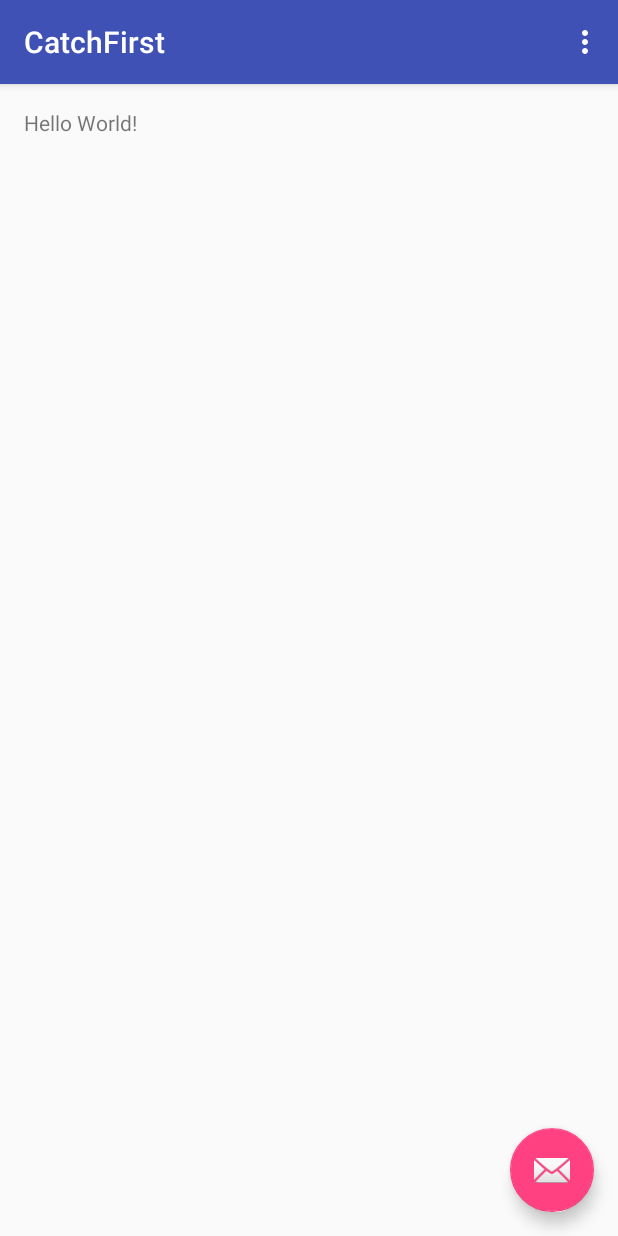
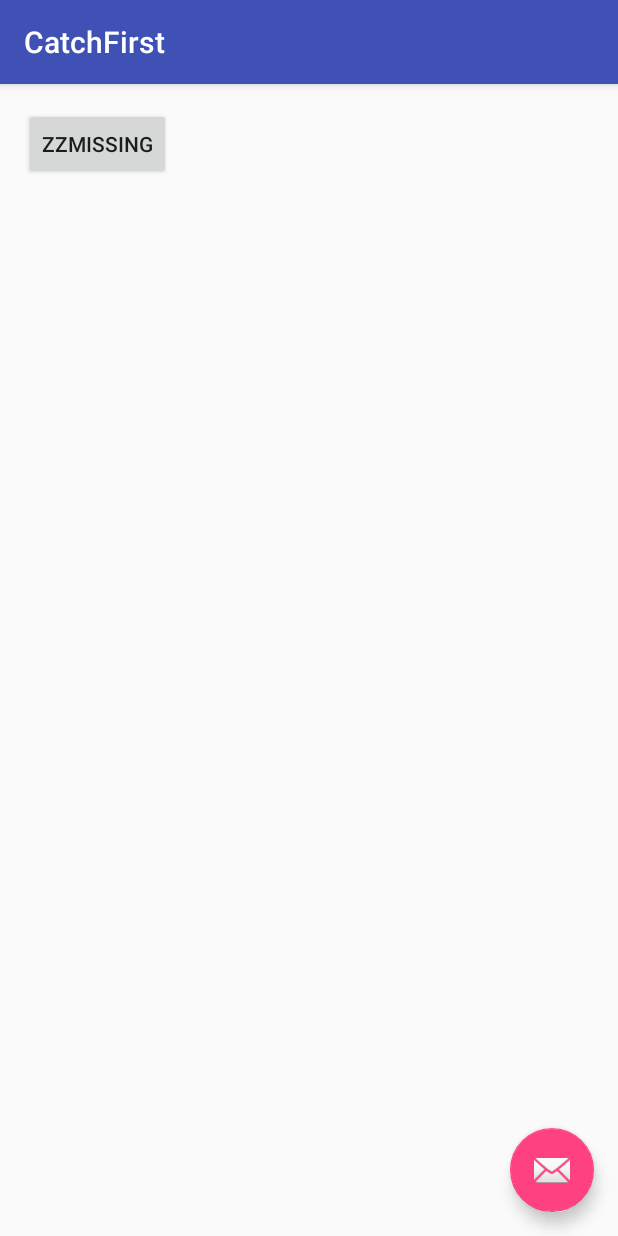
Before and after one commit to aselims/CatchFirst, an Android app: the screen it shows after launch (MainActivity), on a phone screen of 412 x 824 dp. Run offline under Robolectric (Android 15) with nearby library versions, the phone set to English and light mode, and no system bars.

Commit message:
permissions discovery distance

```diff
--- a/app/build.gradle
+++ b/app/build.gradle
@@ -6,8 +6,8 @@
 
     defaultConfig {
         applicationId "com.catchfirst.catchfirst"
-        minSdkVersion 23
-        targetSdkVersion 23
+        minSdkVersion 21
+        targetSdkVersion 21
         versionCode 1
         versionName "1.0"
     }
--- a/app/src/main/java/com/catchfirst/catchfirst/MainActivity.java
+++ b/app/src/main/java/com/catchfirst/catchfirst/MainActivity.java
@@ -1,15 +1,47 @@
 package com.catchfirst.catchfirst;
 
+import android.bluetooth.BluetoothAdapter;
+import android.bluetooth.BluetoothManager;
+import android.bluetooth.le.BluetoothLeScanner;
+import android.bluetooth.le.ScanCallback;
+import android.bluetooth.le.ScanFilter;
+import android.bluetooth.le.ScanResult;
+import android.bluetooth.le.ScanSettings;
 import android.os.Bundle;
+import android.os.ParcelUuid;
+import android.speech.tts.TextToSpeech;
 import android.support.design.widget.FloatingActionButton;
 import android.support.design.widget.Snackbar;
 import android.support.v7.app.AppCompatActivity;
 import android.support.v7.widget.Toolbar;
+import android.util.Log;
 import android.view.View;
 import android.view.Menu;
 import android.view.MenuItem;
+import android.widget.TextView;
+
+import java.util.ArrayList;
+import java.util.List;
+import java.util.Locale;
 
 public class MainActivity extends AppCompatActivity {
+
+    private static final String TAG = "BEACON";
+    private BluetoothManager bluetoothManager;
+    private BluetoothAdapter bluetoothAdapter;
+    private BluetoothLeScanner bluetoothLeScanner;
+    private TextView distanceTV;
+
+    private TextToSpeech textToSpeech;
+
+    // The Eddystone Service UUID, 0xFEAA.
+    private static final ParcelUuid EDDYSTONE_SERVICE_UUID = ParcelUuid.fromString("0000FEAA-0000-1000-8000-00805F9B34FB");
+
+    // Eddystone frame types
+    private static final byte TYPE_UID = 0x00;
+    private static final byte TYPE_URL = 0x10;
+    private static final byte TYPE_TLM = 0x20;
+
 
     @Override
     protected void onCreate(Bundle savedInstanceState) {
@@ -18,35 +50,106 @@
         Toolbar toolbar = (Toolbar) findViewById(R.id.toolbar);
         setSupportActionBar(toolbar);
 
-        FloatingActionButton fab = (FloatingActionButton) findViewById(R.id.fab);
-        fab.setOnClickListener(new View.OnClickListener() {
+        textToSpeech = new TextToSpeech(getApplicationContext(), new TextToSpeech.OnInitListener() {
+            @Override
+            public void onInit(int status) {
+                if (status != TextToSpeech.ERROR) {
+                    textToSpeech.setLanguage(Locale.UK);
+                }
+            }
+        });
+
+        distanceTV = (TextView) findViewById(R.id.tv_distance);
+
+
+        bluetoothManager = (BluetoothManager) getSystemService(BLUETOOTH_SERVICE);
+        bluetoothAdapter = bluetoothManager.getAdapter();
+        bluetoothLeScanner = bluetoothAdapter.getBluetoothLeScanner();
+
+        //various nice parameters but requires API23
+        ScanSettings settings = new ScanSettings.Builder()
+                .setScanMode(ScanSettings.SCAN_MODE_BALANCED)
+                .build();
+
+
+        //UUID F9:82:48:1C:E5:D7
+        //URL D7:C0:EF:57:4E:07
+        List<ScanFilter> filters = new ArrayList<ScanFilter>();
+        filters.add(
+                new ScanFilter.Builder()
+                        .setServiceUuid(EDDYSTONE_SERVICE_UUID)
+                        .build());
+
+        final ScanCallback scanCallback = new ScanCallback() {
+            @Override
+            public void onScanResult(int callbackType, ScanResult result) {
+                super.onScanResult(callbackType, result);
+
+                byte[] data = result.getScanRecord().getServiceData(EDDYSTONE_SERVICE_UUID);
+                if (data == null)
+                    return;
+
+                 /*
+                byte frameType = data[0];
+                if (frameType != TYPE_UID)
+                    return;
+
+                String namespace = new BigInteger(1, Arrays.copyOfRange(data, 2, 12)).toString(16);
+                String instance = new BigInteger(1, Arrays.copyOfRange(data, 12, 18)).toString(16);
+
+                if (!(namespace + instance).equals("edd1ebeac04e5defa017" + "c5612a8cc253"))
+                    return;
+*/
+
+                //Received signal strength indication
+                int rssi;
+                int txPower;
+                double distance;
+                String deviceAddress = result.getDevice().getAddress();
+                if (deviceAddress.equals("F9:82:48:1C:E5:D7")) {
+                    Log.i(TAG, String.valueOf(result.getRssi()));
+                    rssi = result.getRssi();
+
+                    txPower = data[1];
+                    // pathLoss = (txPower at 0m - rssi);
+                    distance = Math.pow(10, ((txPower - rssi) - 41) / 20.0);
+                    // because rssi is unstable, usually  only proximity zones are used:
+                    // - immediate (very close to the beacon)
+                    // - near (about 1-3 m from the beacon)
+                    // - far (further away or the signal is fluctuating too much to make a better estimate)
+                    // - unknown
+                    Log.i("distance", String.format("%.2fm", distance));
+                    distanceTV.setText(String.format("%.2fm", distance));
+
+                    if (distance > 4) {
+                        if (!textToSpeech.isSpeaking()) {
+                            textToSpeech.speak("Don't forget your belongings!", TextToSpeech.QUEUE_FLUSH, null, null);
+                        }
+                    }
+
+
+                }
+
+            }
+
+            @Override
+            public void onScanFailed(int errorCode) {
+                super.onScanFailed(errorCode);
+            }
+        };
+
+        bluetoothLeScanner.startScan(filters, settings, scanCallback);
+
+        findViewById(R.id.btn_stop_scan).setOnClickListener(new View.OnClickListener() {
             @Override
             public void onClick(View view) {
-                Snackbar.make(view, "Replace with your own action", Snackbar.LENGTH_LONG)
-                        .setAction("Action", null).show();
+                bluetoothLeScanner.stopScan(scanCallback);
             }
         });
+
+
     }
 
-    @Override
-    public boolean onCreateOptionsMenu(Menu menu) {
-        // Inflate the menu; this adds items to the action bar if it is present.
-        getMenuInflater().inflate(R.menu.menu_main, menu);
-        return true;
-    }
 
-    @Override
-    public boolean onOptionsItemSelected(MenuItem item) {
-        // Handle action bar item clicks here. The action bar will
-        // automatically handle clicks on the Home/Up button, so long
-        // as you specify a parent activity in AndroidManifest.xml.
-        int id = item.getItemId();
 
-        //noinspection SimplifiableIfStatement
-        if (id == R.id.action_settings) {
-            return true;
-        }
-
-        return super.onOptionsItemSelected(item);
-    }
 }
--- a/app/src/main/res/layout/content_main.xml
+++ b/app/src/main/res/layout/content_main.xml
@@ -9,6 +9,18 @@
     app:layout_behavior="@string/appbar_scrolling_view_behavior"
     tools:showIn="@layout/activity_main" tools:context=".MainActivity">
 
-    <TextView android:text="Hello World!" android:layout_width="wrap_content"
-        android:layout_height="wrap_content" />
+    <TextView
+        android:layout_width="wrap_content"
+        android:layout_height="wrap_content"
+        android:id="@+id/tv_distance"
+        android:layout_margin="10dp"/>
+
+    <Button
+        android:layout_width="wrap_content"
+        android:layout_height="wrap_content"
+        android:id="@+id/btn_stop_scan"
+        android:text="@string/stop_scan"
+        />
+
+
 </RelativeLayout>
```
Also changed, not shown: app/src/main/AndroidManifest.xml (+14 -0 lines).
